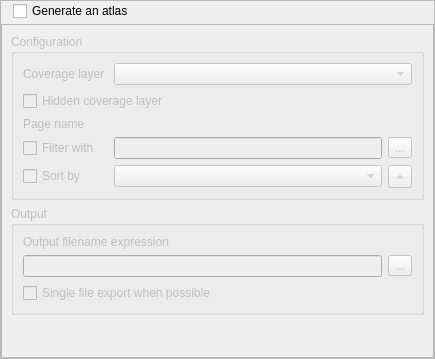
This is src/ui/composer/qgsatlascompositionwidgetbase.ui in qgis/QGIS as Qt 5 draws it before an edit. The edited form follows.
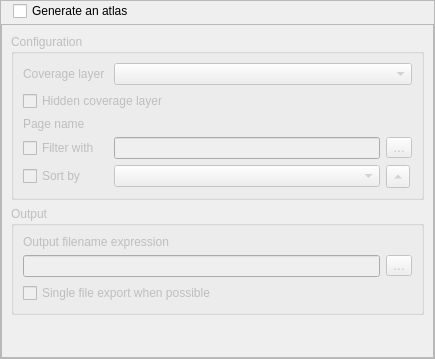
This is the edited form. Icons and pictures are not drawn. Custom widgets are drawn as their Qt base class.

```diff
--- a/src/ui/composer/qgsatlascompositionwidgetbase.ui
+++ b/src/ui/composer/qgsatlascompositionwidgetbase.ui
@@ -146,7 +146,7 @@
                 <string>Sort direction</string>
                </property>
                <property name="text">
-                <string>...</string>
+                <string>…</string>
                </property>
                <property name="arrowType">
                 <enum>Qt::UpArrow</enum>
@@ -166,7 +166,7 @@
              <item row="3" column="2">
               <widget class="QToolButton" name="mAtlasFeatureFilterButton">
                <property name="text">
-                <string>...</string>
+                <string>…</string>
                </property>
                <property name="icon">
                 <iconset resource="../../../images/images.qrc">
@@ -271,7 +271,7 @@
              <item row="1" column="2">
               <widget class="QToolButton" name="mAtlasFilenameExpressionButton">
                <property name="text">
-                <string>...</string>
+                <string>…</string>
                </property>
                <property name="icon">
                 <iconset resource="../../../images/images.qrc">
```
